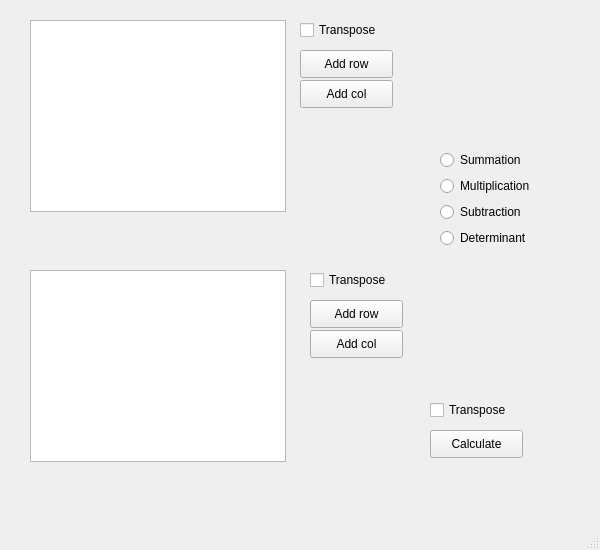
aucaIdrisov/matrix-calculator, file MatrixCalculator.ui: the form before one commit.
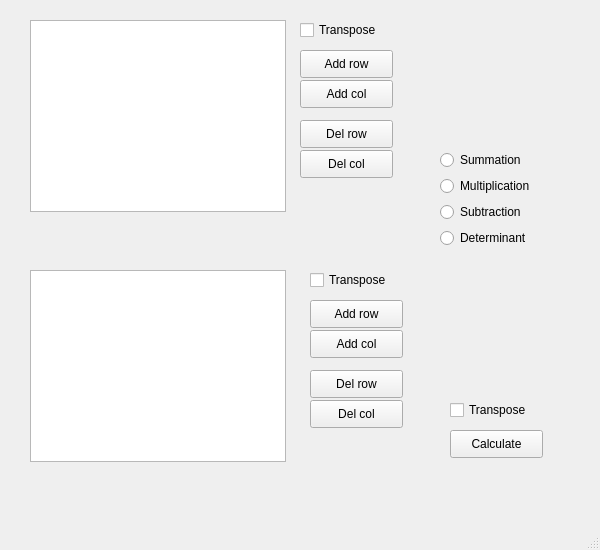
The form after the commit.

Commit message: reworked subt and sum methods now they are working properly, also mul. added del row, del col to UI

The edit to the form file:
```diff
--- a/MatrixCalculator.ui
+++ b/MatrixCalculator.ui
@@ -27,7 +27,7 @@
    <widget class="QPushButton" name="calculate">
     <property name="geometry">
      <rect>
-      <x>430</x>
+      <x>450</x>
       <y>430</y>
       <width>93</width>
       <height>28</height>
@@ -76,7 +76,7 @@
    <widget class="QCheckBox" name="transpose3">
     <property name="geometry">
      <rect>
-      <x>430</x>
+      <x>450</x>
       <y>400</y>
       <width>91</width>
       <height>20</height>
@@ -202,6 +202,70 @@
      </item>
     </layout>
    </widget>
+   <widget class="QPushButton" name="bt_del_row1">
+    <property name="geometry">
+     <rect>
+      <x>300</x>
+      <y>120</y>
+      <width>93</width>
+      <height>28</height>
+     </rect>
+    </property>
+    <property name="accessibleName">
+     <string>m1 row</string>
+    </property>
+    <property name="text">
+     <string>Del row</string>
+    </property>
+   </widget>
+   <widget class="QPushButton" name="bt_del_col1">
+    <property name="geometry">
+     <rect>
+      <x>300</x>
+      <y>150</y>
+      <width>93</width>
+      <height>28</height>
+     </rect>
+    </property>
+    <property name="accessibleName">
+     <string>m1 col</string>
+    </property>
+    <property name="text">
+     <string>Del col</string>
+    </property>
+   </widget>
+   <widget class="QPushButton" name="bt_del_row2">
+    <property name="geometry">
+     <rect>
+      <x>310</x>
+      <y>370</y>
+      <width>93</width>
+      <height>28</height>
+     </rect>
+    </property>
+    <property name="accessibleName">
+     <string>m1 row</string>
+    </property>
+    <property name="text">
+     <string>Del row</string>
+    </property>
+   </widget>
+   <widget class="QPushButton" name="bt_del_col2">
+    <property name="geometry">
+     <rect>
+      <x>310</x>
+      <y>400</y>
+      <width>93</width>
+      <height>28</height>
+     </rect>
+    </property>
+    <property name="accessibleName">
+     <string>m1 col</string>
+    </property>
+    <property name="text">
+     <string>Del col</string>
+    </property>
+   </widget>
   </widget>
   <widget class="QMenuBar" name="menubar">
    <property name="geometry">
```
The commit also changes 1 other file.
